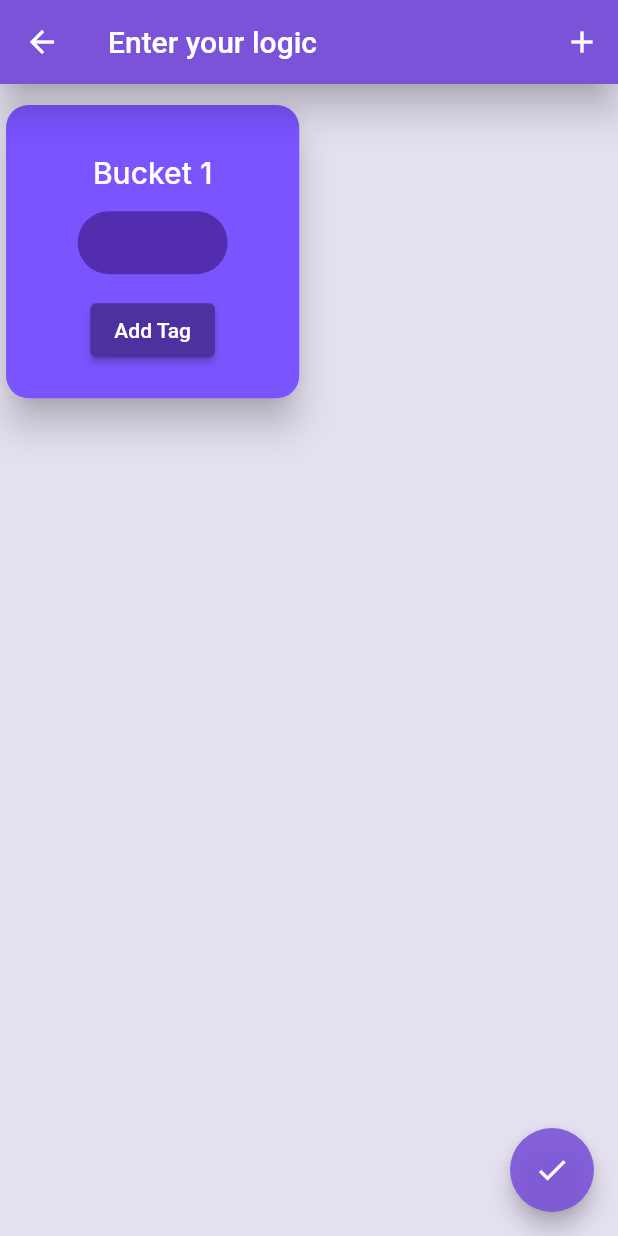
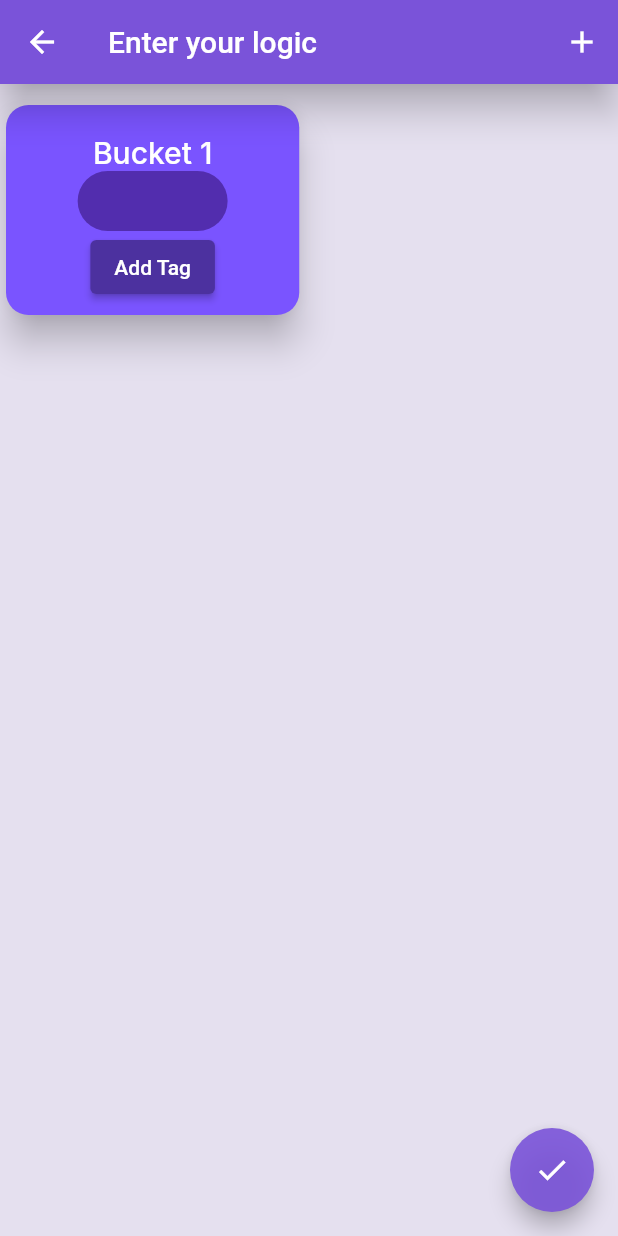
Before and after one commit to letsintegreat/Tagify, a Flutter app: the LogicScreen screen opened directly, on a phone screen of 412 x 824 dp. Run offline on Flutter 3.47's test engine with Material 2 defaults, Android fonts, the phone set to English and light mode, and no system bars; our stand-ins replace cloud_firestore, firebase_auth, firebase_core, flutter_secure_storage, flutter_spinkit, flutter_svg and 2 more; missing offline and left inert: aad_oauth; accounts and stored records are empty; generated files the repository leaves out were written again.

Commit message:
Fix logic screen UI

```diff
--- a/lib/screens/logic_screen.dart
+++ b/lib/screens/logic_screen.dart
@@ -3,6 +3,7 @@ import 'package:flutter/material.dart';
 import 'package:flutter/scheduler.dart';
 import 'package:google_fonts/google_fonts.dart';
 import 'package:hackathon_project/widgets/tags.dart';
+import 'package:flutter_staggered_grid_view/flutter_staggered_grid_view.dart';
 
 class LogicScreen extends StatefulWidget {
   const LogicScreen({super.key});
@@ -65,9 +66,10 @@ class _LogicScreen extends State<LogicScreen> {
           return Container(
             color: const Color.fromRGBO(229, 224, 239, 1),
             padding: const EdgeInsets.only(top: 10),
-            child: GridView.builder(
-              gridDelegate: const SliverGridDelegateWithFixedCrossAxisCount(
-                  crossAxisCount: 2, crossAxisSpacing: 5, mainAxisSpacing: 5),
+            child: MasonryGridView.count(
+              crossAxisCount: 2,
+              crossAxisSpacing: 5,
+              mainAxisSpacing: 5,
               itemCount: buckets.length,
               itemBuilder: (context, i) {
                 TextEditingController text = TextEditingController();
@@ -89,7 +91,28 @@ class _LogicScreen extends State<LogicScreen> {
                                 fontWeight: FontWeight.w500,
                                 color: Colors.white)),
 
-                        Tag(tagName: buckets[i].join(",")),
+                        Container(
+                          constraints: const BoxConstraints(minHeight: 40, minWidth: 100),
+                          width: 100,
+                          padding: const EdgeInsets.symmetric(
+                              horizontal: 14, vertical: 10),
+                          decoration: const BoxDecoration(
+                              color: Color.fromRGBO(82, 45, 174, 1),
+                              borderRadius:
+                                  BorderRadius.all(Radius.circular(36))),
+                          child: Center(
+                            child: Column(
+                              children: [
+                                for (var j = 0; j != buckets[i].length; j++)
+                                  Text(
+                                    buckets[i][j],
+                                    style: GoogleFonts.inter(
+                                        color: Colors.white, fontSize: 12),
+                                  ),
+                              ],
+                            ),
+                          ),
+                        ),
 
                         // Text(buckets[i].join("\n"),
                         //     style: GoogleFonts.inter(
@@ -106,8 +129,8 @@ class _LogicScreen extends State<LogicScreen> {
                                   builder: (BuildContext context) {
                                     return GestureDetector(
                                       onTap: () {},
-                                      behavior: HitTestBehavior
-                                          .opaque, // this ensures nothing is done onTap on the modal
+                                      behavior: HitTestBehavior.opaque,
+                                      // this ensures nothing is done onTap on the modal
                                       child: Container(
                                         color: const Color.fromRGBO(
                                             229, 224, 239, 1),
@@ -139,7 +162,9 @@ class _LogicScreen extends State<LogicScreen> {
                                                   ),
                                                   TextField(
                                                     controller: text,
-                                                    cursorColor: const Color.fromRGBO(82, 45, 174, 1),
+                                                    cursorColor:
+                                                        const Color.fromRGBO(
+                                                            82, 45, 174, 1),
                                                     autofocus: true,
                                                     style: GoogleFonts.inter(
                                                         fontSize: 14,
@@ -203,10 +228,11 @@ class _LogicScreen extends State<LogicScreen> {
                                                                         159,
                                                                         1))),
                                                         onPressed: () {
-                                                          String name = text.text;
+                                                          String name =
+                                                              text.text;
                                                           if (name.isEmpty) {
-                                                            ScaffoldMessenger.of(
-                                                                    context)
+                                                            ScaffoldMessenger
+                                                                    .of(context)
                                                                 .showSnackBar(
                                                               const SnackBar(
                                                                 content: Text(
@@ -215,12 +241,12 @@ class _LogicScreen extends State<LogicScreen> {
                                                             );
                                                             return;
                                                           }
-                                                          name =
-                                                              name.toLowerCase();
+                                                          name = name
+                                                              .toLowerCase();
                                                           if (!availableTags
                                                               .contains(name)) {
-                                                            ScaffoldMessenger.of(
-                                                                    context)
+                                                            ScaffoldMessenger
+                                                                    .of(context)
                                                                 .showSnackBar(
                                                               SnackBar(
                                                                 content: Text(
@@ -231,8 +257,8 @@ class _LogicScreen extends State<LogicScreen> {
                                                           }
                                                           if (buckets[i]
                                                               .contains(name)) {
-                                                            ScaffoldMessenger.of(
-                                                                    context)
+                                                            ScaffoldMessenger
+                                                                    .of(context)
                                                                 .showSnackBar(
                                                               SnackBar(
                                                                 content: Text(
@@ -245,12 +271,17 @@ class _LogicScreen extends State<LogicScreen> {
                                                             buckets[i]
                                                                 .add(text.text);
                                                           });
-                                                          Navigator.pop(context);
+                                                          Navigator.pop(
+                                                              context);
                                                         },
                                                         child: Text(
                                                           'Add ',
-                                                          style: GoogleFonts.inter(
-                      fontSize: 14, fontWeight: FontWeight.w400),
+                                                          style:
+                                                              GoogleFonts.inter(
+                                                                  fontSize: 14,
+                                                                  fontWeight:
+                                                                      FontWeight
+                                                                          .w400),
                                                         )),
                                                   ),
                                                 ],
--- a/pubspec.yaml
+++ b/pubspec.yaml
@@ -50,6 +50,8 @@ dependencies:
   flutter_spinkit: ^5.1.0
   firebase_auth: ^4.1.5
   google_sign_in: ^5.4.2
+
+  flutter_staggered_grid_view: ^0.6.2
 
 
 
```
